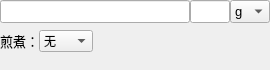
Qt form src/widgets/drugeditor.ui (LambolAlee/JiDe) before a commit.
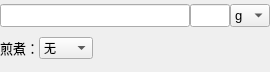
The same form after that commit.

```diff
--- a/src/widgets/drugeditor.ui
+++ b/src/widgets/drugeditor.ui
@@ -7,7 +7,7 @@
     <x>0</x>
     <y>0</y>
     <width>270</width>
-    <height>70</height>
+    <height>72</height>
    </rect>
   </property>
   <property name="sizePolicy">
@@ -22,13 +22,7 @@
   <property name="autoFillBackground">
    <bool>true</bool>
   </property>
-  <layout class="QFormLayout" name="formLayout">
-   <property name="horizontalSpacing">
-    <number>0</number>
-   </property>
-   <property name="verticalSpacing">
-    <number>7</number>
-   </property>
+  <layout class="QVBoxLayout" name="verticalLayout">
    <property name="leftMargin">
     <number>0</number>
    </property>
@@ -39,9 +33,9 @@
     <number>0</number>
    </property>
    <property name="bottomMargin">
-    <number>5</number>
+    <number>7</number>
    </property>
-   <item row="0" column="0" colspan="2">
+   <item>
     <layout class="QHBoxLayout" name="drugLayout">
      <property name="spacing">
       <number>0</number>
@@ -140,7 +134,7 @@
      </item>
     </layout>
    </item>
-   <item row="1" column="0" colspan="2">
+   <item>
     <layout class="QHBoxLayout" name="usageLayout">
      <property name="spacing">
       <number>0</number>
```
Left out of the diff: 6 changed lines with no effect on the pictures.
